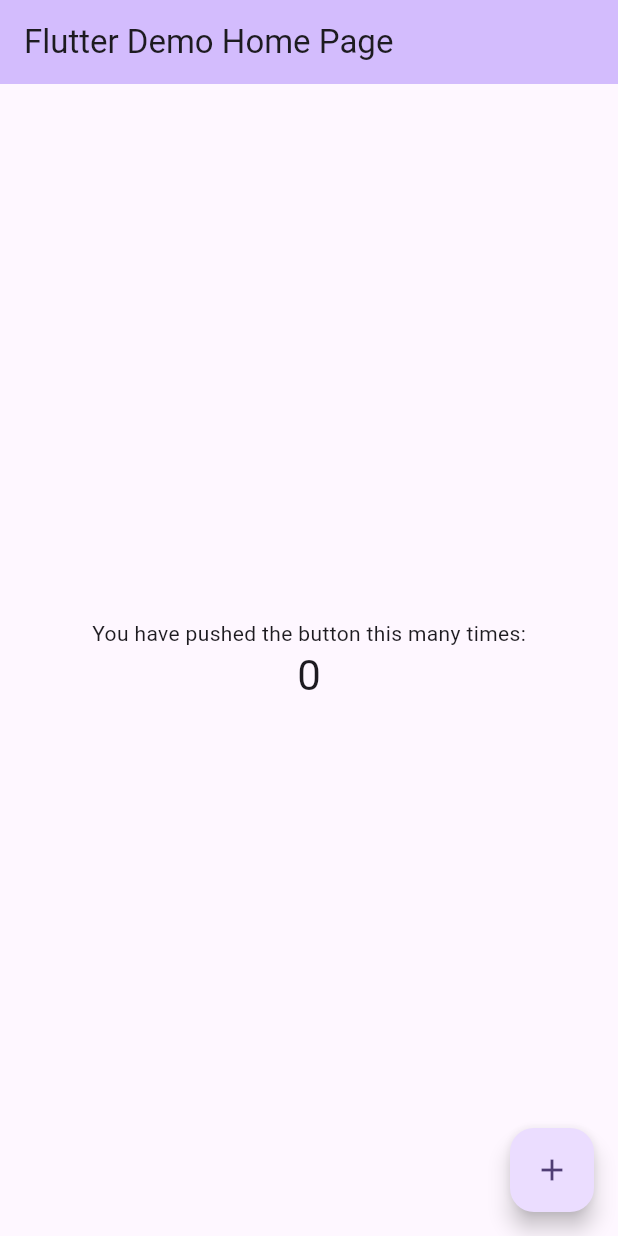
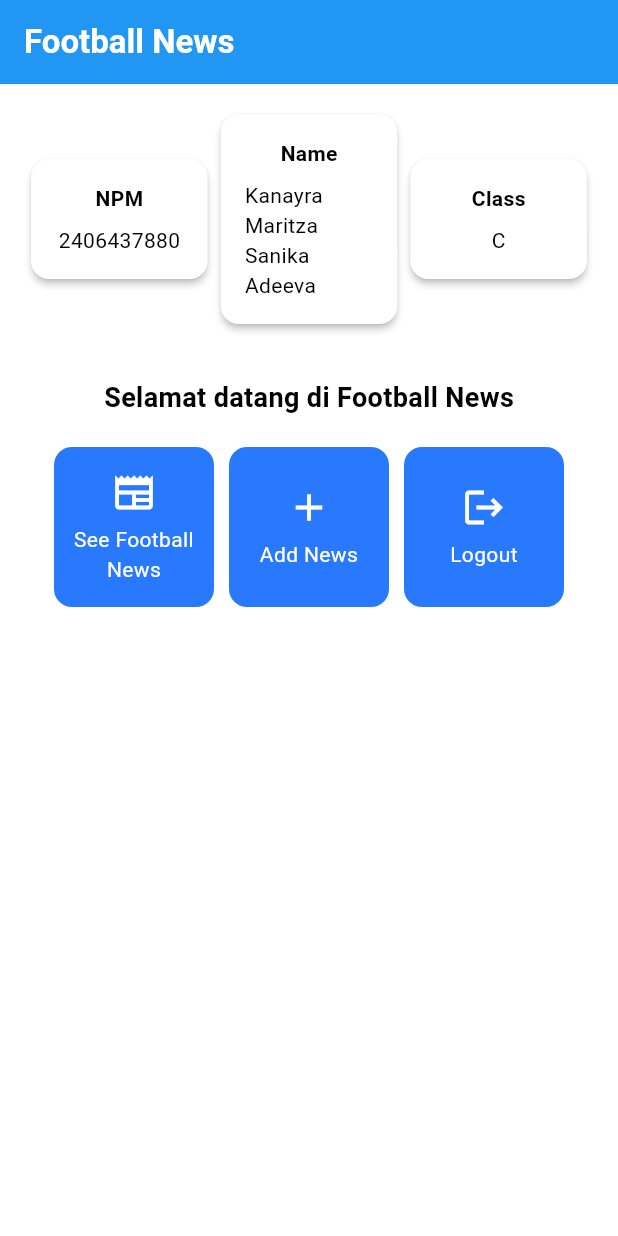
Before and after one commit to kanayradeeva010/football-news-mobile, a Flutter app: the screen it shows after launch, on a phone screen of 412 x 824 dp. Run offline on Flutter 3.47's test engine with Material 3 defaults, Android fonts, the phone set to English and light mode, and no system bars.

Commit message:
Done tutorial 6

```diff
--- a/lib/main.dart
+++ b/lib/main.dart
@@ -1,4 +1,6 @@
 import 'package:flutter/material.dart';
+import 'package:football_news/menu.dart';
+
 
 void main() {
   runApp(const MyApp());
@@ -28,95 +30,10 @@ class MyApp extends StatelessWidget {
         //
         // This works for code too, not just values: Most code changes can be
         // tested with just a hot reload.
-        colorScheme: ColorScheme.fromSeed(seedColor: Colors.deepPurple),
+        colorScheme: ColorScheme.fromSwatch(primarySwatch: Colors.blue)
+        .copyWith(secondary: Colors.blueAccent[400]),
       ),
-      home: const MyHomePage(title: 'Flutter Demo Home Page'),
+        home: MyHomePage(),
     );
   }
 }
-
-class MyHomePage extends StatefulWidget {
-  const MyHomePage({super.key, required this.title});
-
-  // This widget is the home page of your application. It is stateful, meaning
-  // that it has a State object (defined below) that contains fields that affect
-  // how it looks.
-
-  // This class is the configuration for the state. It holds the values (in this
-  // case the title) provided by the parent (in this case the App widget) and
-  // used by the build method of the State. Fields in a Widget subclass are
-  // always marked "final".
-
-  final String title;
-
-  @override
-  State<MyHomePage> createState() => _MyHomePageState();
-}
-
-class _MyHomePageState extends State<MyHomePage> {
-  int _counter = 0;
-
-  void _incrementCounter() {
-    setState(() {
-      // This call to setState tells the Flutter framework that something has
-      // changed in this State, which causes it to rerun the build method below
-      // so that the display can reflect the updated values. If we changed
-      // _counter without calling setState(), then the build method would not be
-      // called again, and so nothing would appear to happen.
-      _counter++;
-    });
-  }
-
-  @override
-  Widget build(BuildContext context) {
-    // This method is rerun every time setState is called, for instance as done
-    // by the _incrementCounter method above.
-    //
-    // The Flutter framework has been optimized to make rerunning build methods
-    // fast, so that you can just rebuild anything that needs updating rather
-    // than having to individually change instances of widgets.
-    return Scaffold(
-      appBar: AppBar(
-        // TRY THIS: Try changing the color here to a specific color (to
-        // Colors.amber, perhaps?) and trigger a hot reload to see the AppBar
-        // change color while the other colors stay the same.
-        backgroundColor: Theme.of(context).colorScheme.inversePrimary,
-        // Here we take the value from the MyHomePage object that was created by
-        // the App.build method, and use it to set our appbar title.
-        title: Text(widget.title),
-      ),
-      body: Center(
-        // Center is a layout widget. It takes a single child and positions it
-        // in the middle of the parent.
-        child: Column(
-          // Column is also a layout widget. It takes a list of children and
-          // arranges them vertically. By default, it sizes itself to fit its
-          // children horizontally, and tries to be as tall as its parent.
-          //
-          // Column has various properties to control how it sizes itself and
-          // how it positions its children. Here we use mainAxisAlignment to
-          // center the children vertically; the main axis here is the vertical
-          // axis because Columns are vertical (the cross axis would be
-          // horizontal).
-          //
-          // TRY THIS: Invoke "debug painting" (choose the "Toggle Debug Paint"
-          // action in the IDE, or press "p" in the console), to see the
-          // wireframe for each widget.
-          mainAxisAlignment: MainAxisAlignment.center,
-          children: <Widget>[
-            const Text('You have pushed the button this many times:'),
-            Text(
-              '$_counter',
-              style: Theme.of(context).textTheme.headlineMedium,
-            ),
-          ],
-        ),
-      ),
-      floatingActionButton: FloatingActionButton(
-        onPressed: _incrementCounter,
-        tooltip: 'Increment',
-        child: const Icon(Icons.add),
-      ), // This trailing comma makes auto-formatting nicer for build methods.
-    );
-  }
-}
--- /dev/null
+++ b/lib/menu.dart
@@ -0,0 +1,191 @@
+import 'package:flutter/material.dart';
+class MyHomePage extends StatelessWidget {
+  MyHomePage({super.key});
+
+  final String nama = "Kanayra Maritza Sanika Adeeva"; //nama
+  final String npm = "2406437880"; //npm
+  final String kelas = "C"; //kelas
+
+  final List<ItemHomepage> items = [
+    ItemHomepage("See Football News", Icons.newspaper),
+    ItemHomepage("Add News", Icons.add),
+    ItemHomepage("Logout", Icons.logout),
+  ];
+
+  // ignore: empty_constructor_bodies
+  @override
+  Widget build(BuildContext context){
+    // Scaffold menyediakan struktur dasar halaman dengan AppBar dan body.
+    return Scaffold(
+      // AppBar adalah bagian atas halaman yang menampilkan judul.
+      appBar: AppBar(
+        // Judul aplikasi "Football News" dengan teks putih dan tebal.
+        title: const Text(
+          'Football News',
+          style: TextStyle(
+            color: Colors.white,
+            fontWeight: FontWeight.bold,
+          ),
+        ),
+        // Warna latar belakang AppBar diambil dari skema warna tema aplikasi.
+        backgroundColor: Theme.of(context).colorScheme.primary,
+      ),
+      // Body halaman dengan padding di sekelilingnya.
+      body: Padding(
+        padding: const EdgeInsets.all(16.0),
+        // Menyusun widget secara vertikal dalam sebuah kolom.
+        child: Column(
+          crossAxisAlignment: CrossAxisAlignment.center,
+          children: [
+            // Row untuk menampilkan 3 InfoCard secara horizontal.
+            Row(
+              mainAxisAlignment: MainAxisAlignment.spaceEvenly,
+              children: [
+                InfoCard(title: 'NPM', content: npm),
+                InfoCard(title: 'Name', content: nama),
+                InfoCard(title: 'Class', content: kelas),
+              ],
+            ),
+
+            // Memberikan jarak vertikal 16 unit.
+            const SizedBox(height: 16.0),
+
+            // Menempatkan widget berikutnya di tengah halaman.
+            Center(
+              child: Column(
+                // Menyusun teks dan grid item secara vertikal.
+
+                children: [
+                  // Menampilkan teks sambutan dengan gaya tebal dan ukuran 18.
+                  const Padding(
+                    padding: EdgeInsets.only(top: 16.0),
+                    child: Text(
+                      'Selamat datang di Football News',
+                      style: TextStyle(
+                        fontWeight: FontWeight.bold,
+                        fontSize: 18.0,
+                      ),
+                    ),
+                  ),
+
+                  // Grid untuk menampilkan ItemCard dalam bentuk grid 3 kolom.
+                  GridView.count(
+                    primary: true,
+                    padding: const EdgeInsets.all(20),
+                    crossAxisSpacing: 10,
+                    mainAxisSpacing: 10,
+                    crossAxisCount: 3,
+                    // Agar grid menyesuaikan tinggi kontennya.
+                    shrinkWrap: true,
+
+                    // Menampilkan ItemCard untuk setiap item dalam list items.
+                    children: items.map((ItemHomepage item) {
+                      return ItemCard(item);
+                    }).toList(),
+                  ),
+                ],
+              ),
+            ),
+          ],
+        ),
+      ),
+    );
+  }
+
+}
+
+
+
+
+class InfoCard extends StatelessWidget{
+  final String title;  // Judul kartu.
+  final String content;  // Isi kartu.
+
+  const InfoCard({super.key, required this.title, required this.content});
+
+  @override
+  Widget build(BuildContext context) {
+    return Card(
+      // Membuat kotak kartu dengan bayangan dibawahnya.
+      elevation: 2.0,
+      child: Container(
+        // Mengatur ukuran dan jarak di dalam kartu.
+        width: MediaQuery.of(context).size.width / 3.5, // menyesuaikan dengan lebar device yang digunakan.
+        padding: const EdgeInsets.all(16.0),
+        // Menyusun title dan content secara vertikal.
+        child: Column(
+          children: [
+            Text(
+              title,
+              style: const TextStyle(fontWeight: FontWeight.bold),
+            ),
+            const SizedBox(height: 8.0),
+            Text(content),
+          ],
+        ),
+      ),
+    );
+  }
+}
+
+class ItemHomepage{
+  final String name;
+  final IconData icon;
+
+  ItemHomepage(this.name, this.icon);
+
+}
+
+class ItemCard extends StatelessWidget {
+  // Menampilkan kartu dengan ikon dan nama.
+
+  final ItemHomepage item;
+
+  const ItemCard(this.item, {super.key});
+
+  @override
+  Widget build(BuildContext context) {
+    return Material(
+      // Menentukan warna latar belakang dari tema aplikasi.
+      color: Theme.of(context).colorScheme.secondary,
+      // Membuat sudut kartu melengkung.
+      borderRadius: BorderRadius.circular(12),
+
+      child: InkWell(
+        // Aksi ketika kartu ditekan.
+        onTap: () {
+          // Menampilkan pesan SnackBar saat kartu ditekan.
+          ScaffoldMessenger.of(context)
+            ..hideCurrentSnackBar()
+            ..showSnackBar(
+              SnackBar(content: Text("Kamu telah menekan tombol ${item.name}!"))
+            );
+        },
+        // Container untuk menyimpan Icon dan Text
+        child: Container(
+          padding: const EdgeInsets.all(8),
+          child: Center(
+            child: Column(
+              // Menyusun ikon dan teks di tengah kartu.
+              mainAxisAlignment: MainAxisAlignment.center,
+              children: [
+                Icon(
+                  item.icon,
+                  color: Colors.white,
+                  size: 30.0,
+                ),
+                const Padding(padding: EdgeInsets.all(3)),
+                Text(
+                  item.name,
+                  textAlign: TextAlign.center,
+                  style: const TextStyle(color: Colors.white),
+                ),
+              ],
+            ),
+          ),
+        ),
+      ),
+    );
+  }
+
+}
```
